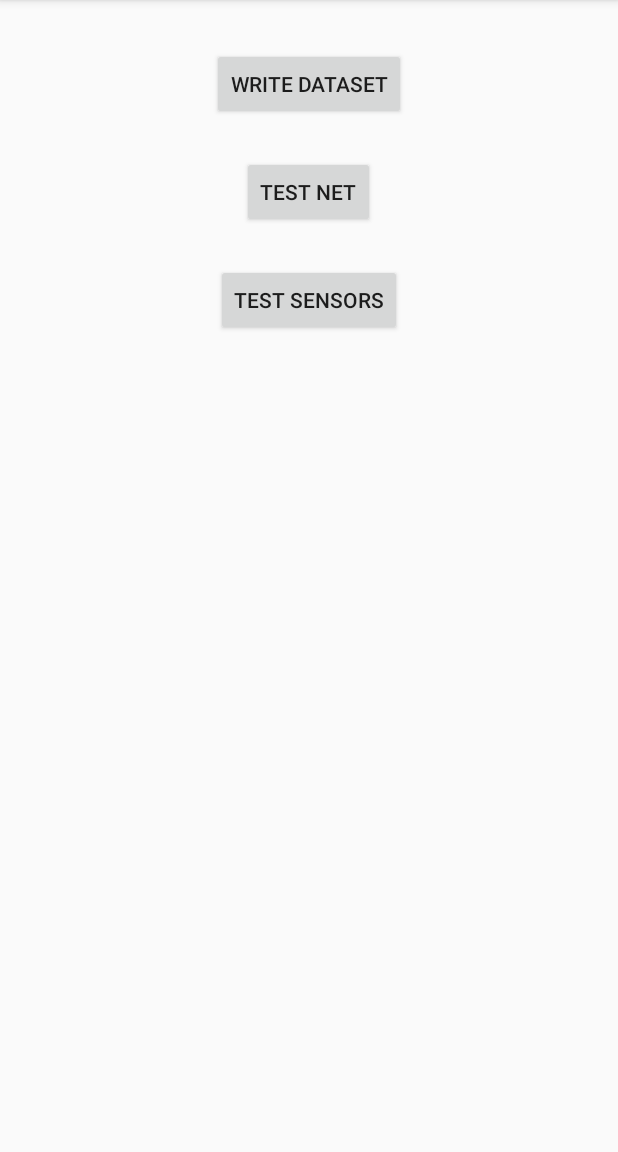
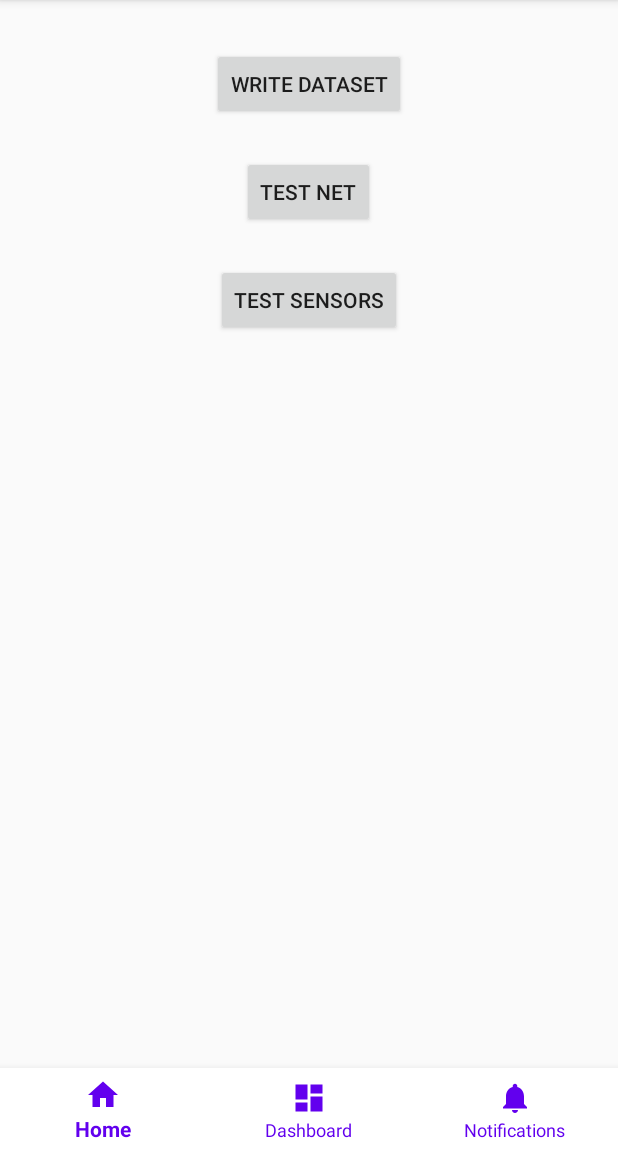
Before and after one commit to Albly/MobileTrainer, an Android app: the screen it shows after launch (MainActivity), on a phone screen of 412 x 824 dp, the part 84-1236 px from its top. Run offline under Robolectric (Android 15) with nearby library versions, the phone set to English and light mode, and no system bars; libraries missing offline, so code that uses them is left out: com.opencsv.

Commit message:
Bottom navigation has been added

```diff
--- a/app/src/main/java/com/example/mobiletrainer/Fragments/FragmentCallback.java
+++ b/app/src/main/java/com/example/mobiletrainer/Fragments/FragmentCallback.java
@@ -2,9 +2,13 @@ package com.example.mobiletrainer.Fragments;
 
 public interface FragmentCallback {
 
-    public String BTN_TEST = "BTN_TEST";
-    public String BTN_WRITE_DATASET = "BTN_WRITE_DATASET";
+    String BTN_TEST = "BTN_TEST";
+    String BTN_WRITE_DATASET = "BTN_WRITE_DATASET";
     String BTN_SENSORS = "BTN_SENSORS";
+
+    String BTN_HOME = "BTN_HOME";
+    String BTN_DASHBOARD = "BTN_DASHBOARD";
+    String BTN_NOTIFICATIONS = "BTN_NOTIFICATIONS";
 
     void getPressedButton(String tag);
 }
--- a/app/src/main/java/com/example/mobiletrainer/MainActivity.java
+++ b/app/src/main/java/com/example/mobiletrainer/MainActivity.java
@@ -13,9 +13,11 @@ import com.example.mobiletrainer.Fragments.FragmentMenu;
 import com.example.mobiletrainer.Fragments.FragmentTestNet;
 import com.example.mobiletrainer.Fragments.FragmentTestSensors;
 import com.example.mobiletrainer.Fragments.FragmentWriteData;
+import com.google.android.material.bottomnavigation.BottomNavigationView;
 import com.google.android.material.floatingactionbutton.FloatingActionButton;
 import com.google.android.material.snackbar.Snackbar;
 
+import androidx.annotation.NonNull;
 import androidx.appcompat.app.AppCompatActivity;
 import androidx.appcompat.widget.Toolbar;
 import androidx.core.app.ActivityCompat;
@@ -48,6 +50,7 @@ public class MainActivity extends AppCompatActivity implements FragmentCallback
 
     SharedPreferences preferences;
 
+    BottomNavigationView bottomNavigationView;
 
     private static final int REQUEST_EXTERNAL_STORAGE = 1;
     private static String[] PERMISSIONS_STORAGE = {
@@ -77,21 +80,37 @@ public class MainActivity extends AppCompatActivity implements FragmentCallback
         Toolbar toolbar = findViewById(R.id.toolbar);
         setSupportActionBar(toolbar);
 
-        FloatingActionButton fab = findViewById(R.id.fab);
-        fab.setOnClickListener(new View.OnClickListener() {
+        bottomNavigationView = findViewById(R.id.bottomAppBar);
+
+        bottomNavigationView.setOnNavigationItemSelectedListener(
+                new BottomNavigationView.OnNavigationItemSelectedListener() {
             @Override
-            public void onClick(View view) {
-                Snackbar.make(view, "Replace with your own action", Snackbar.LENGTH_LONG)
-                        .setAction("Action", null).show();
+            public boolean onNavigationItemSelected(@NonNull MenuItem item) {
+                switch (item.getItemId()){
+                    case R.id.page_1:{
+                        replaceFragment(fragmentMenu, false);
+                        break;
+                    }
+                    case R.id.page_2:{
+                        replaceFragment(fragmentTestSensors,false);
+                        break;
+                    }
+                    case  R.id.page_3:{
+                        replaceFragment(fragmentTestNet, false);
+                        break;
+                    }
+                }
+
+                return false;
             }
         });
-        fab.hide();
+
+
 
         checkFolder();
 
         preferences = getSharedPreferences(Constants.APP_PREFERENCES, Context.MODE_PRIVATE);
         loadPreferences();
-
 
         fragmentMenu = new FragmentMenu();
         fragmentTestSensors = new FragmentTestSensors();
@@ -173,6 +192,22 @@ public class MainActivity extends AppCompatActivity implements FragmentCallback
                 replaceFragment(fragmentTestSensors);
                 break;
             }
+
+  /*          case FragmentCallback.BTN_HOME:{
+                replaceFragment(fragmentMenu, false);
+                break;
+            }
+
+            case FragmentCallback.BTN_DASHBOARD:{
+                replaceFragment(fragmentTestSensors,false);
+                break;
+            }
+
+            case FragmentCallback.BTN_NOTIFICATIONS:{
+                replaceFragment(fragmentTestNet, false);
+                break;
+            }*/
+
         }
     }
 
@@ -181,6 +216,16 @@ public class MainActivity extends AppCompatActivity implements FragmentCallback
         transaction.setTransition(FragmentTransaction.TRANSIT_FRAGMENT_FADE);
         transaction.replace(R.id.container, fragment);
         transaction.addToBackStack(null);
+        transaction.commit();
+    }
+
+    public void replaceFragment(Fragment fragment, boolean addToBackStack){
+        transaction = getSupportFragmentManager().beginTransaction();
+        transaction.setTransition(FragmentTransaction.TRANSIT_FRAGMENT_FADE);
+        transaction.replace(R.id.container, fragment);
+        if (addToBackStack){
+            transaction.addToBackStack(null);
+        }
         transaction.commit();
     }
 
--- /dev/null
+++ b/app/src/main/res/drawable/ic_baseline_dashboard_24.xml
@@ -0,0 +1,10 @@
+<vector xmlns:android="http://schemas.android.com/apk/res/android"
+    android:width="24dp"
+    android:height="24dp"
+    android:viewportWidth="24"
+    android:viewportHeight="24"
+    android:tint="?attr/colorControlNormal">
+  <path
+      android:fillColor="@android:color/white"
+      android:pathData="M3,13h8L11,3L3,3v10zM3,21h8v-6L3,15v6zM13,21h8L21,11h-8v10zM13,3v6h8L21,3h-8z"/>
+</vector>
--- /dev/null
+++ b/app/src/main/res/drawable/ic_baseline_home_24.xml
@@ -0,0 +1,10 @@
+<vector xmlns:android="http://schemas.android.com/apk/res/android"
+    android:width="24dp"
+    android:height="24dp"
+    android:viewportWidth="24"
+    android:viewportHeight="24"
+    android:tint="?attr/colorControlNormal">
+  <path
+      android:fillColor="@android:color/white"
+      android:pathData="M10,20v-6h4v6h5v-8h3L12,3 2,12h3v8z"/>
+</vector>
--- /dev/null
+++ b/app/src/main/res/drawable/ic_baseline_notifications_24.xml
@@ -0,0 +1,10 @@
+<vector xmlns:android="http://schemas.android.com/apk/res/android"
+    android:width="24dp"
+    android:height="24dp"
+    android:viewportWidth="24"
+    android:viewportHeight="24"
+    android:tint="?attr/colorControlNormal">
+  <path
+      android:fillColor="@android:color/white"
+      android:pathData="M12,22c1.1,0 2,-0.9 2,-2h-4c0,1.1 0.89,2 2,2zM18,16v-5c0,-3.07 -1.64,-5.64 -4.5,-6.32L13.5,4c0,-0.83 -0.67,-1.5 -1.5,-1.5s-1.5,0.67 -1.5,1.5v0.68C7.63,5.36 6,7.92 6,11v5l-2,2v1h16v-1l-2,-2z"/>
+</vector>
--- a/app/src/main/res/layout/activity_main.xml
+++ b/app/src/main/res/layout/activity_main.xml
@@ -7,8 +7,10 @@
     tools:context=".MainActivity">
 
     <com.google.android.material.appbar.AppBarLayout
+        android:id="@+id/app_bar"
         android:layout_width="match_parent"
         android:layout_height="wrap_content"
+        android:fitsSystemWindows="true"
         android:theme="@style/AppTheme.AppBarOverlay">
 
         <androidx.appcompat.widget.Toolbar
@@ -20,14 +22,20 @@
 
     </com.google.android.material.appbar.AppBarLayout>
 
-    <include layout="@layout/content_main" />
+    <include layout="@layout/content_main"/>
 
-    <com.google.android.material.floatingactionbutton.FloatingActionButton
-        android:id="@+id/fab"
-        android:layout_width="wrap_content"
+    <com.google.android.material.bottomnavigation.BottomNavigationView
+        android:id="@+id/bottomAppBar"
+        android:theme="@style/AppTheme.AppBarOverlay"
+        style="@style/AppTheme"
+        android:layout_width="match_parent"
         android:layout_height="wrap_content"
-        android:layout_gravity="bottom|end"
-        android:layout_margin="@dimen/fab_margin"
-        app:srcCompat="@android:drawable/ic_dialog_email" />
+        android:layout_gravity="bottom"
+        app:layout_insetEdge="bottom"
+
+        android:background="@color/White"
+        app:itemIconTint="@color/colorPrimary"
+        app:itemTextColor="@color/colorPrimary"
+        app:menu="@menu/bottom_navigation_menu" />
 
 </androidx.coordinatorlayout.widget.CoordinatorLayout>
--- /dev/null
+++ b/app/src/main/res/menu/bottom_navigation_menu.xml
@@ -0,0 +1,19 @@
+<menu xmlns:android="http://schemas.android.com/apk/res/android">
+    <item
+        android:id="@+id/page_1"
+        android:enabled="true"
+        android:icon="@drawable/ic_baseline_home_24"
+        android:title="Home"/>
+    <item
+        android:id="@+id/page_2"
+        android:enabled="true"
+        android:icon="@drawable/ic_baseline_dashboard_24"
+        android:title="Dashboard"/>
+
+    <item
+        android:id="@+id/page_3"
+        android:enabled="true"
+        android:icon="@drawable/ic_baseline_notifications_24"
+        android:title="Notifications"/>
+
+</menu>
--- a/app/src/main/res/values/colors.xml
+++ b/app/src/main/res/values/colors.xml
@@ -3,4 +3,8 @@
     <color name="colorPrimary">#6200EE</color>
     <color name="colorPrimaryDark">#3700B3</color>
     <color name="colorAccent">#03DAC5</color>
+
+    <color name="White">#FFFFFF</color>
+    <color name="Gray">#AAAAAA</color>
+
 </resources>
--- a/build.gradle
+++ b/build.gradle
@@ -5,7 +5,7 @@ buildscript {
         jcenter()
     }
     dependencies {
-        classpath "com.android.tools.build:gradle:4.0.0"
+        classpath 'com.android.tools.build:gradle:4.1.0'
 
         // NOTE: Do not place your application dependencies here; they belong
         // in the individual module build.gradle files
```
Also changed, not shown: app/build.gradle (+9 -7 lines), app/src/main/res/layout/content_main.xml (line endings or trailing spaces), gradle/wrapper/gradle-wrapper.properties.
